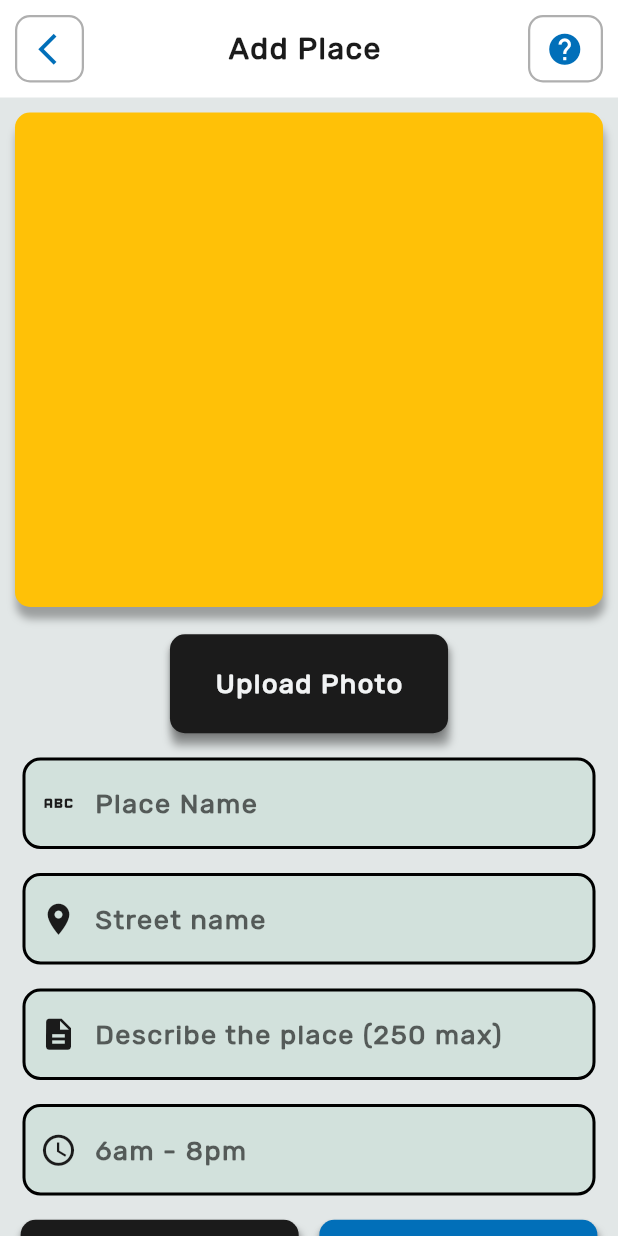
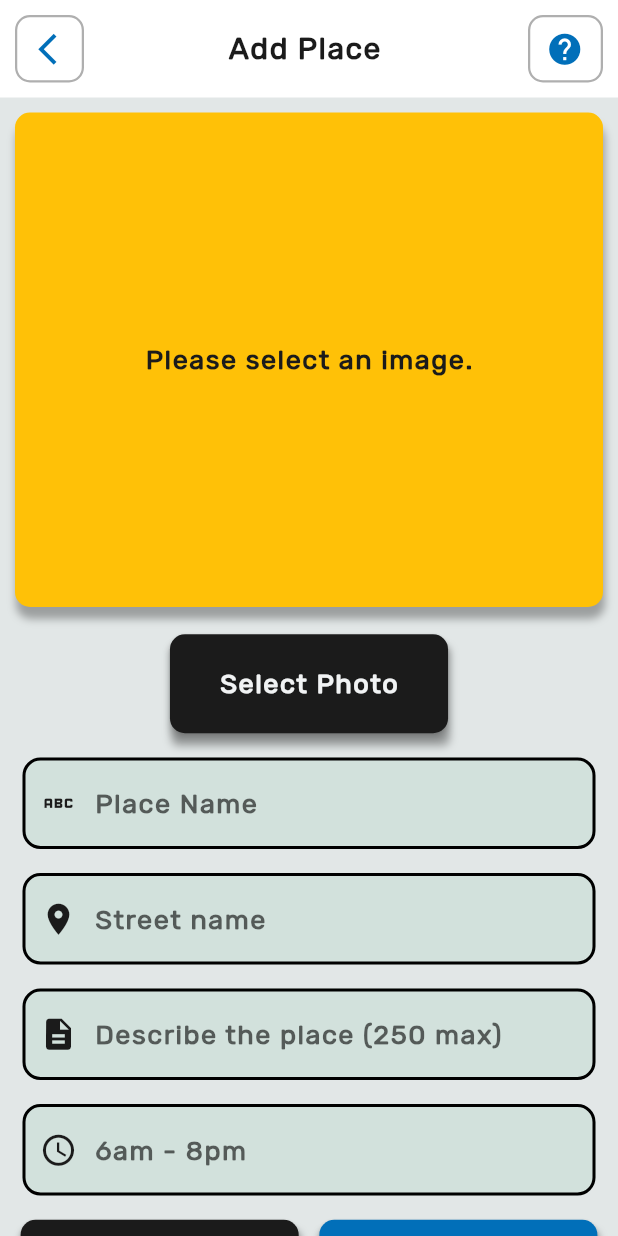
Before and after one commit to sumanhope/about-lamjung, a Flutter app: the AddPlacePage screen opened directly, on a phone screen of 412 x 824 dp. Run offline on Flutter 3.47's test engine with Material 2 defaults, Android fonts, the phone set to English and light mode, and no system bars; drawn by our look-alikes of keyboard_dismisser; our stand-ins replace cloud_firestore, file_picker, firebase_auth, firebase_core, font_awesome_flutter, image_picker; missing offline and left inert: maps_launcher; accounts and stored records are empty.

Commit message:
user can select image

```diff
--- a/lib/navpages/addplace.dart
+++ b/lib/navpages/addplace.dart
@@ -1,8 +1,13 @@
+import 'dart:io';
+
+import 'package:aboutlamjung/functions/addplacefunction.dart';
 import 'package:aboutlamjung/theme/color.dart';
 import 'package:aboutlamjung/theme/texts.dart';
 import 'package:cloud_firestore/cloud_firestore.dart';
+import 'package:file_picker/file_picker.dart';
 import 'package:flutter/material.dart';
 import 'package:flutter/services.dart';
+import 'package:image_picker/image_picker.dart';
 import 'package:keyboard_dismisser/keyboard_dismisser.dart';
 import 'dart:math';
 
@@ -18,6 +23,8 @@ class _AddPlacePageState extends State<AddPlacePage> {
   final placeaddresscontroller = TextEditingController();
   final placedescriptioncontroller = TextEditingController();
   final placeopentimecontroller = TextEditingController();
+
+  File? pickedImage;
 
   String generateUniqueId(int length) {
     const String characters =
@@ -51,6 +58,14 @@ class _AddPlacePageState extends State<AddPlacePage> {
         );
       },
     );
+  }
+
+  Future imagePicker() async {
+    final returnedImage =
+        await ImagePicker().pickImage(source: ImageSource.gallery);
+    setState(() {
+      pickedImage = File(returnedImage!.path);
+    });
   }
 
   bool checkfield() {
@@ -252,6 +267,14 @@ class _AddPlacePageState extends State<AddPlacePage> {
                       ),
                     ],
                   ),
+                  child: pickedImage != null
+                      ? Image.file(pickedImage!)
+                      : const Center(
+                          child: Text(
+                            "Please select an image.",
+                            style: AppTexts.basicText,
+                          ),
+                        ),
                 ),
               ),
               SizedBox(
@@ -271,7 +294,7 @@ class _AddPlacePageState extends State<AddPlacePage> {
                   ],
                 ),
                 child: ElevatedButton(
-                  onPressed: () {},
+                  onPressed: imagePicker,
                   style: ElevatedButton.styleFrom(
                     backgroundColor: const Color(0xFF1B1B1B),
                     shape: RoundedRectangleBorder(
@@ -279,7 +302,7 @@ class _AddPlacePageState extends State<AddPlacePage> {
                     ),
                   ),
                   child: const Text(
-                    "Upload Photo",
+                    "Select Photo",
                     style: AppTexts.whitebasicText,
                   ),
                 ),
--- a/lib/navpages/details.dart
+++ b/lib/navpages/details.dart
@@ -3,10 +3,7 @@
 import 'package:aboutlamjung/functions/detailsfunction.dart';
 import 'package:aboutlamjung/theme/color.dart';
 import 'package:aboutlamjung/theme/texts.dart';
-import 'package:cloud_firestore/cloud_firestore.dart';
-import 'package:firebase_auth/firebase_auth.dart';
 import 'package:flutter/material.dart';
-import 'package:flutter_rating_bar/flutter_rating_bar.dart';
 import 'package:maps_launcher/maps_launcher.dart';
 
 class DetailsPage extends StatefulWidget {
@@ -40,7 +37,7 @@ class _DetailsPageState extends State<DetailsPage> {
     bool isRated = await isPlaceRated(placeId, user!.uid);
 
     if (isRated) {
-      errorDialog("You have already rated this place. $test", context);
+      errorDialog("You have already rated this place.", context);
     } else {
       reviewdialog(placeId, size, context);
     }
--- a/lib/navpages/weather.dart
+++ b/lib/navpages/weather.dart
@@ -1,5 +1,5 @@
+import 'package:aboutlamjung/functions/weatherapikey.dart';
 import 'package:aboutlamjung/model/weathermodel.dart';
-import 'package:aboutlamjung/services/weatherapi.dart';
 import 'package:aboutlamjung/theme/color.dart';
 import 'package:aboutlamjung/theme/texts.dart';
 import 'package:flutter/cupertino.dart';
--- a/pubspec.yaml
+++ b/pubspec.yaml
@@ -50,6 +50,7 @@ dependencies:
   cloud_firestore: ^4.8.0
   maps_launcher: ^2.2.0
   flutter_rating_bar: ^4.0.1
+  file_picker: ^5.5.0
 
 dev_dependencies:
   flutter_test:
```
Also changed, not shown: pubspec.lock, 1 other file.
